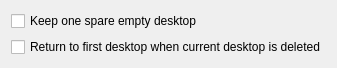
Before: the Qt Designer form contents/ui/config.ui in Ubiquitine/temporary-virtual-desktops, drawn with Qt 5.
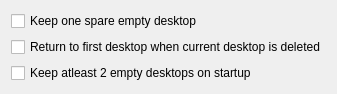
After: the same form once the commit is applied.

Commit message:
option for minimum 2 empty desktops on startup
This PR implements a feature to have atleast 2 empty
when the user logs in.

The edit to the form file:
```diff
--- a/contents/ui/config.ui
+++ b/contents/ui/config.ui
@@ -34,6 +34,16 @@
      </property>
     </widget>
    </item>
+   <item row="2" column="0">
+    <widget class="QCheckBox" name="kcfg_keepAtLeastTwoDesktops">
+     <property name="text">
+      <string>Keep atleast 2 empty desktops on startup</string>
+     </property>
+     <property name="checked">
+      <bool>false</bool>
+     </property>
+    </widget>
+   </item>
   </layout>
  </widget>
  <resources/>
```
The commit also changes 2 other files.
